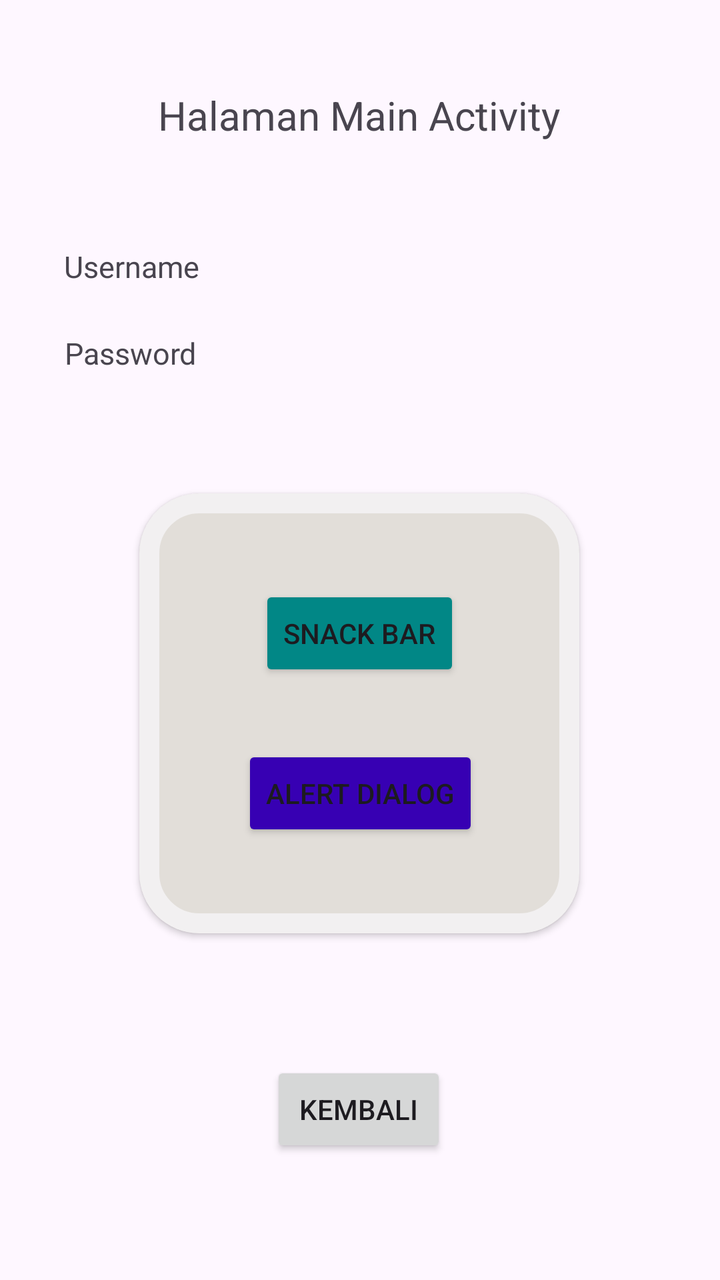
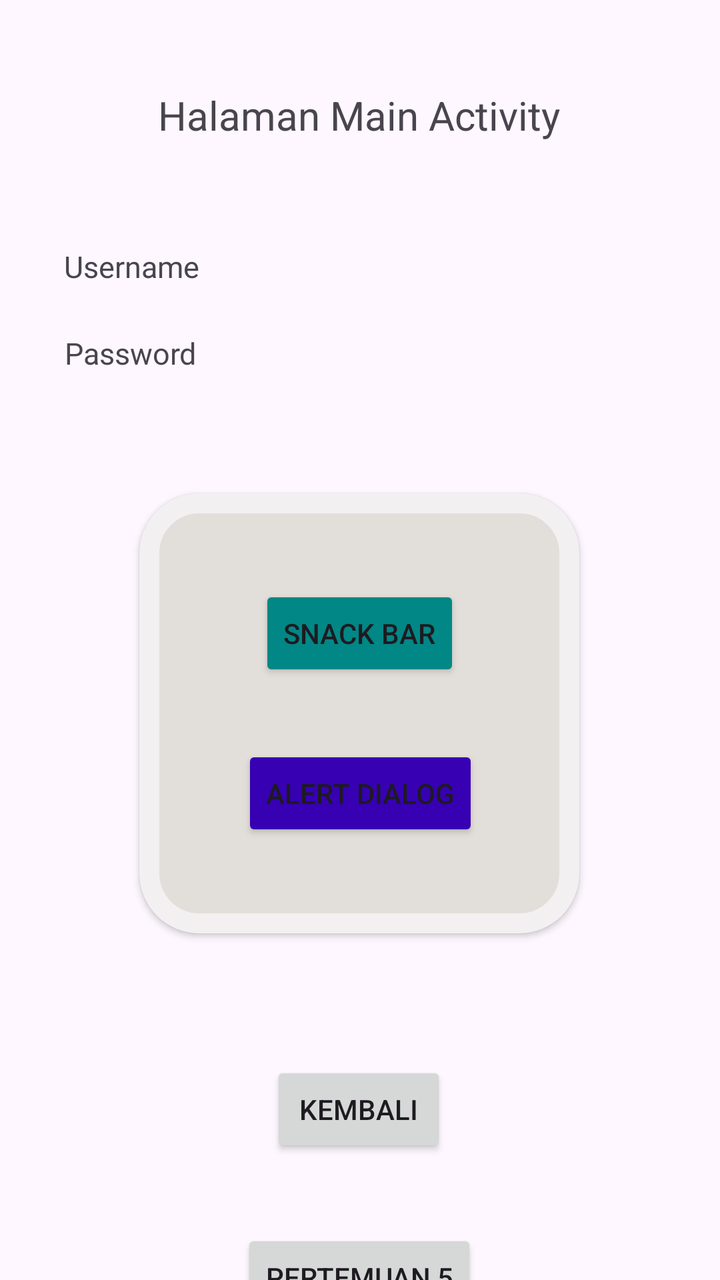

Screens rendered from an Android XML layout before and after an edit, with the pre-edit source and the edit as a unified diff.
<!-- AndroidManifest.xml: application theme Theme.Aima_3TIB -->
<!-- res/layout/activity_main.xml -->
<?xml version="1.0" encoding="utf-8"?>
<androidx.constraintlayout.widget.ConstraintLayout xmlns:android="http://schemas.android.com/apk/res/android"
    xmlns:app="http://schemas.android.com/apk/res-auto"
    xmlns:tools="http://schemas.android.com/tools"
    android:id="@+id/main"
    android:layout_width="match_parent"
    android:layout_height="match_parent"
    tools:context=".MainActivity">


    <TextView
        android:id="@+id/txtUsername"
        android:layout_width="wrap_content"
        android:layout_height="wrap_content"
        android:layout_marginTop="52dp"
        android:text="Username"
        android:textSize="15dp"
        app:layout_constraintEnd_toEndOf="parent"
        app:layout_constraintHorizontal_bias="0.11"
        app:layout_constraintStart_toStartOf="parent"
        app:layout_constraintTop_toBottomOf="@+id/txtHalaman" />

    <TextView
        android:id="@+id/txtPassword"
        android:layout_width="wrap_content"
        android:layout_height="wrap_content"
        android:layout_marginBottom="352dp"
        android:text="Password"
        android:textSize="15dp"
        app:layout_constraintBottom_toBottomOf="parent"
        app:layout_constraintEnd_toEndOf="parent"
        app:layout_constraintHorizontal_bias="0.11"
        app:layout_constraintStart_toStartOf="parent"
        app:layout_constraintTop_toBottomOf="@+id/txtUsername"
        app:layout_constraintVertical_bias="0.186" />

    <TextView
        android:id="@+id/txtHalaman"
        android:layout_width="wrap_content"
        android:layout_height="wrap_content"
        android:layout_marginTop="44dp"
        android:text="Halaman Main Activity"
        android:textSize="20dp"
        app:layout_constraintEnd_toEndOf="parent"
        app:layout_constraintHorizontal_bias="0.497"
        app:layout_constraintStart_toStartOf="parent"
        app:layout_constraintTop_toTopOf="parent" />

    <com.google.android.material.card.MaterialCardView
        android:id="@+id/materialCardView"
        android:layout_width="220dp"
        android:layout_height="220dp"
        android:layout_marginTop="60dp"
        app:cardBackgroundColor="#E2DED9"
        app:cardElevation="2dp"
        app:strokeColor="#F2F0F1"
        app:strokeWidth="10dp"
        app:cardCornerRadius="30dp"
        app:layout_constraintEnd_toEndOf="parent"
        app:layout_constraintHorizontal_bias="0.497"
        app:layout_constraintStart_toStartOf="parent"
        app:layout_constraintTop_toBottomOf="@+id/txtPassword">

        <androidx.constraintlayout.widget.ConstraintLayout
            android:layout_width="match_parent"
            android:layout_height="match_parent"
            android:layout_margin="10dp">

            <Button
                android:id="@+id/btnAlertDialog"
                android:layout_width="wrap_content"
                android:layout_height="wrap_content"
                android:layout_marginTop="32dp"
                android:backgroundTint="@color/design_default_color_primary_variant"
                android:text="Alert Dialog"
                app:layout_constraintEnd_toEndOf="parent"
                app:layout_constraintHorizontal_bias="0.506"
                app:layout_constraintStart_toStartOf="parent"
                app:layout_constraintTop_toBottomOf="@+id/btnSnackBar" />

            <Button
                android:id="@+id/btnSnackBar"
                android:layout_width="wrap_content"
                android:layout_height="wrap_content"
                android:layout_marginTop="36dp"
                android:backgroundTint="@color/design_default_color_secondary_variant"
                android:text="Snack Bar"
                app:layout_constraintEnd_toEndOf="parent"
                app:layout_constraintStart_toStartOf="parent"
                app:layout_constraintTop_toTopOf="parent" />

        </androidx.constraintlayout.widget.ConstraintLayout>

    </com.google.android.material.card.MaterialCardView>

    <Button
        android:id="@+id/btnKembali"
        android:layout_width="wrap_content"
        android:layout_height="wrap_content"
        android:layout_marginTop="64dp"
        android:text="Kembali"
        app:layout_constraintEnd_toEndOf="parent"
        app:layout_constraintHorizontal_bias="0.498"
        app:layout_constraintStart_toStartOf="parent"
        app:layout_constraintTop_toBottomOf="@+id/materialCardView" />


</androidx.constraintlayout.widget.ConstraintLayout>
<!-- resources referenced by this layout -->
<resources>
  <style name="Theme.Aima_3TIB" parent="Base.Theme.Aima_3TIB" />
  <style name="Base.Theme.Aima_3TIB" parent="Theme.Material3.DayNight.NoActionBar">
          
          
      </style>
</resources>

<!-- the commit's change to res/layout/activity_main.xml (unified diff, before → after) -->
@@ -104,5 +104,18 @@
         app:layout_constraintStart_toStartOf="parent"
         app:layout_constraintTop_toBottomOf="@+id/materialCardView" />
 
+    <Button
+        android:id="@+id/btnToLima"
+        android:layout_width="wrap_content"
+        android:layout_height="wrap_content"
+        android:layout_marginTop="36dp"
+        android:text="Pertemuan 5"
+        app:layout_constraintBottom_toBottomOf="parent"
+        app:layout_constraintEnd_toEndOf="parent"
+        app:layout_constraintHorizontal_bias="0.498"
+        app:layout_constraintStart_toStartOf="parent"
+        app:layout_constraintTop_toBottomOf="@+id/btnKembali"
+        app:layout_constraintVertical_bias="0.0" />
+
 
 </androidx.constraintlayout.widget.ConstraintLayout>
